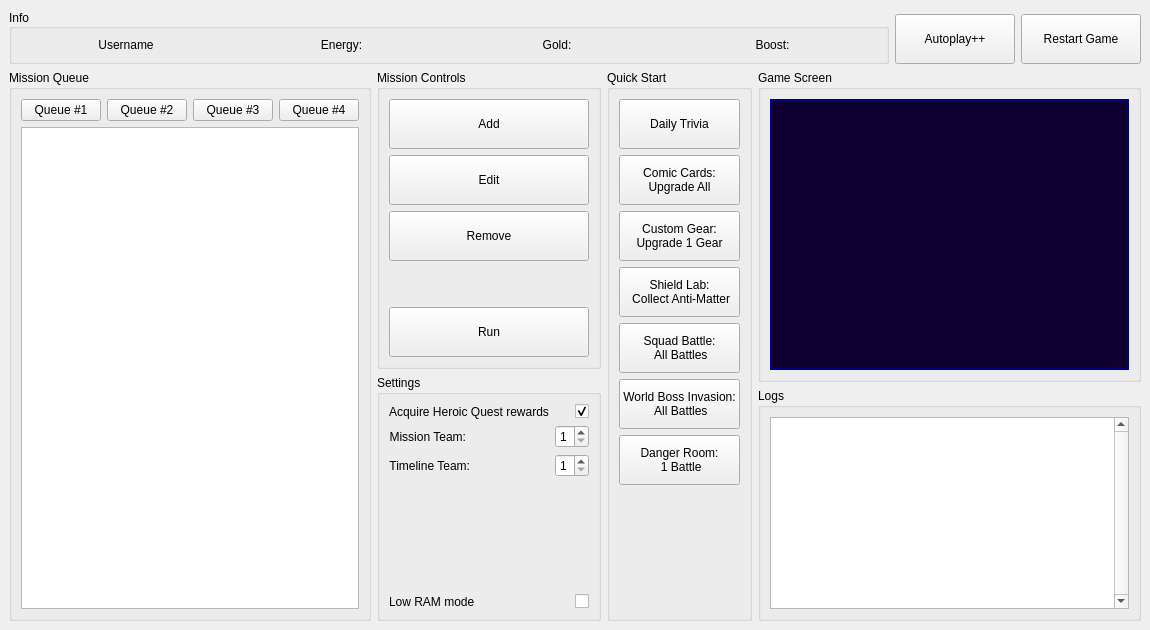
Above: lib/gui/designes/main_window.ui from tmarenko/mff_auto before the change. Below: the same form after it.
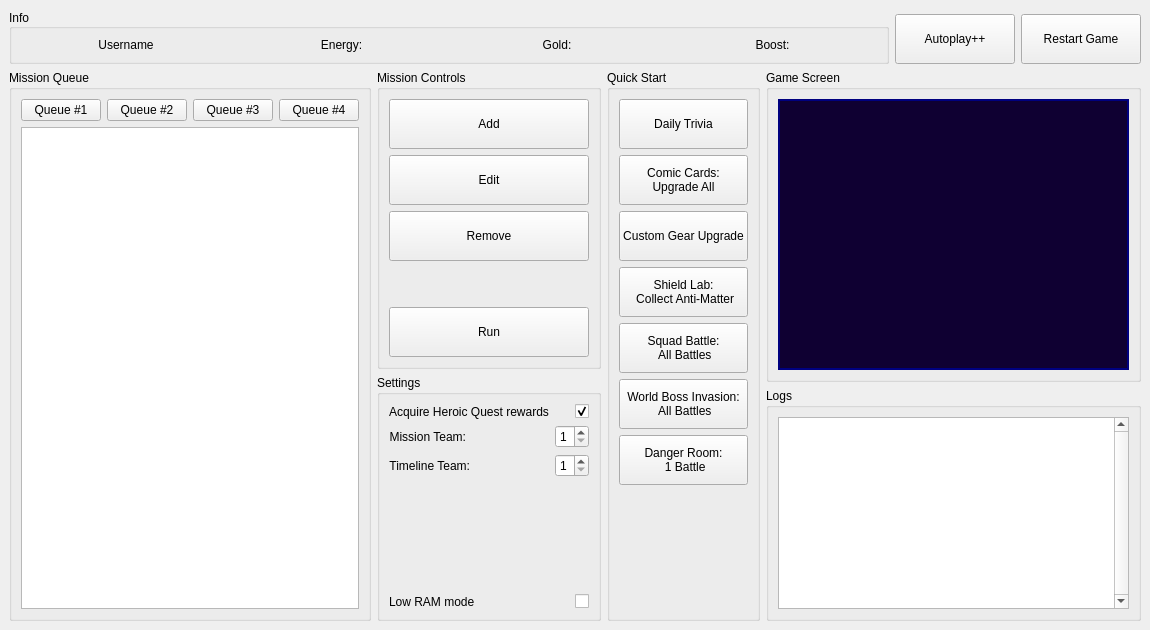
That is the form after the change.

Commit message: gui: tasks with optional parameters added

```diff
--- a/lib/gui/designes/main_window.ui
+++ b/lib/gui/designes/main_window.ui
@@ -517,8 +517,7 @@
             </size>
            </property>
            <property name="text">
-            <string>Custom Gear:
-Upgrade 1 Gear</string>
+            <string>Custom Gear Upgrade</string>
            </property>
           </widget>
          </item>
```
The commit also changes 3 other files.
